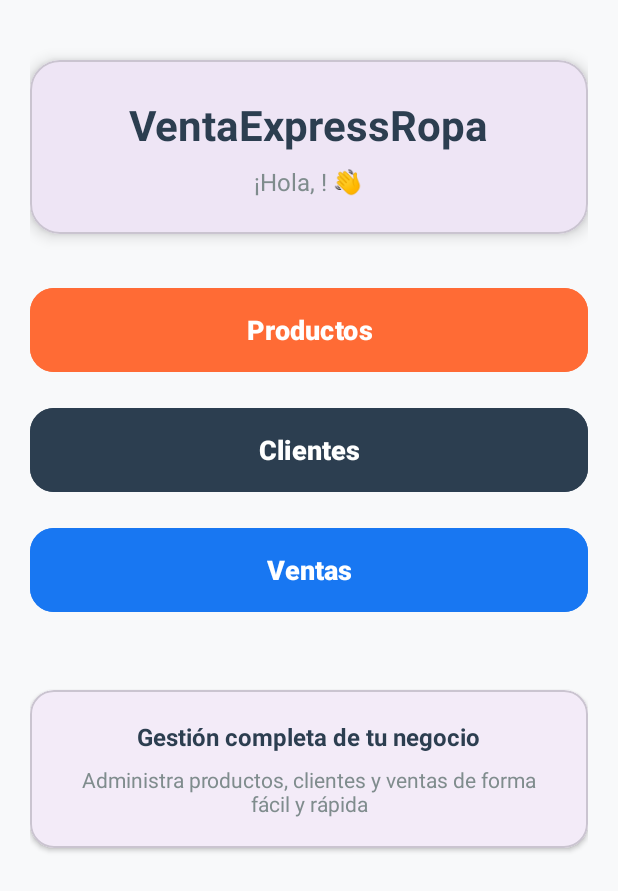
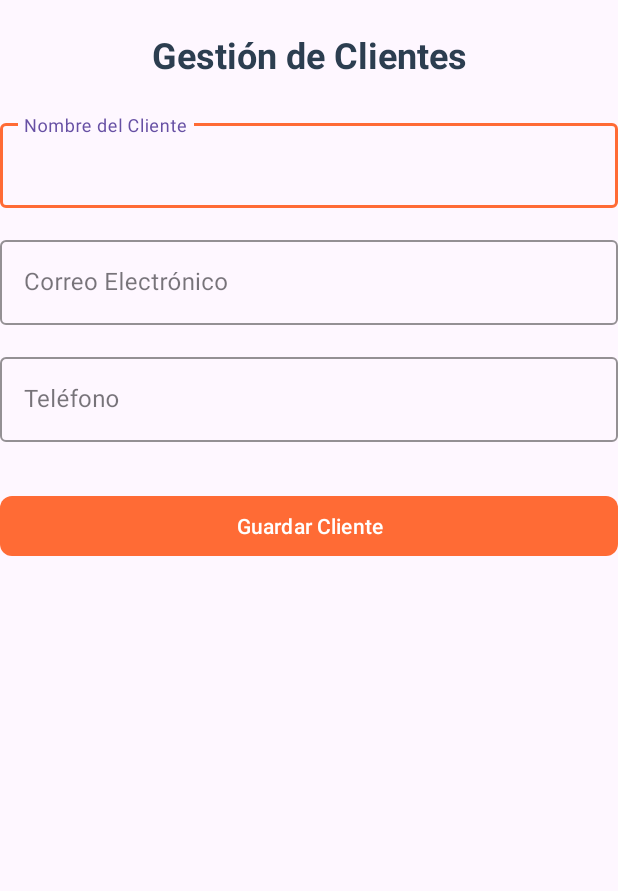
Before and after one commit to 0Paola0/VentaExpressRopa, an Android app: the MainActivity screen opened directly, with no data from a screen before it, after a tap on "Clientes", on a phone screen of 412 x 824 dp. Shown: the top 891 px of the screen. Run offline under Robolectric (Android 15) with nearby library versions, the phone set to English and light mode, and no system bars; our stand-ins replace Firebase (no records; nobody signed in at launch, a user with empty details on screens opened directly).

Commit message:
Funcion de clientes ya funcionando

```diff
--- /dev/null
+++ b/app/src/main/java/com/example/ventaexpressropa/GestionClientesActivity.kt
@@ -0,0 +1,154 @@
+package com.example.ventaexpressropa
+
+import android.os.Bundle
+import android.widget.Toast
+import androidx.appcompat.app.AppCompatActivity
+import androidx.recyclerview.widget.LinearLayoutManager            // Para el RecyclerView
+import androidx.recyclerview.widget.RecyclerView
+import com.google.android.material.button.MaterialButton
+import com.google.android.material.textfield.TextInputEditText
+import com.google.firebase.auth.FirebaseAuth
+import com.google.firebase.database.DataSnapshot                 // Para leer nodos
+import com.google.firebase.database.DatabaseError
+import com.google.firebase.database.FirebaseDatabase
+import com.google.firebase.database.ValueEventListener          // Listener en tiempo real
+import java.util.UUID
+
+class GestionClientesActivity : AppCompatActivity() {
+
+    // Firebase
+    private lateinit var auth: FirebaseAuth
+    private lateinit var database: FirebaseDatabase
+
+    // Vistas de entrada
+    private lateinit var editTextNombreCliente: TextInputEditText
+    private lateinit var editTextCorreoCliente:  TextInputEditText
+    private lateinit var editTextTelefonoCliente: TextInputEditText
+    private lateinit var botonGuardarCliente:      MaterialButton
+
+    // RecyclerView y Adapter
+    private lateinit var recyclerViewClientes: RecyclerView
+    private val listaClientes = mutableListOf<Cliente>()        // Dataset mutable
+    private lateinit var clientesAdapter: ClientesAdapter       // Adapter personalizado
+
+    override fun onCreate(savedInstanceState: Bundle?) {
+        super.onCreate(savedInstanceState)
+        setContentView(R.layout.activity_gestion_clientes)
+
+        // Inicializar Firebase Auth y Database
+        auth     = FirebaseAuth.getInstance()
+        database = FirebaseDatabase.getInstance()
+
+        // Vincular vistas de entrada
+        editTextNombreCliente   = findViewById(R.id.edit_text_nombre_cliente)
+        editTextCorreoCliente   = findViewById(R.id.edit_text_correo_cliente)
+        editTextTelefonoCliente = findViewById(R.id.edit_text_telefono_cliente)
+        botonGuardarCliente     = findViewById(R.id.boton_guardar_cliente)
+
+        // Configurar RecyclerView y Adapter
+        recyclerViewClientes = findViewById(R.id.recycler_view_clientes)
+        clientesAdapter      = ClientesAdapter(listaClientes)     // Instanciar adapter con la lista
+        recyclerViewClientes.apply {
+            layoutManager = LinearLayoutManager(this@GestionClientesActivity)
+            adapter       = clientesAdapter
+        }
+
+        // Listener para guardar un nuevo cliente
+        botonGuardarCliente.setOnClickListener {
+            guardarCliente()
+        }
+
+        // Carga inicial de clientes en tiempo real
+        cargarClientesDeFirebase()
+    }
+
+    /**
+     * Lee del formulario, valida, crea un Cliente y lo guarda en Firebase.
+     */
+    private fun guardarCliente() {
+        val nombre   = editTextNombreCliente.text.toString().trim()
+        val correo   = editTextCorreoCliente.text.toString().trim()
+        val telefono = editTextTelefonoCliente.text.toString().trim()
+
+        if (nombre.isEmpty()) {
+            editTextNombreCliente.error = "El nombre es obligatorio"
+            return
+        }
+        if (correo.isEmpty()) {
+            editTextCorreoCliente.error = "El correo es obligatorio"
+            return
+        }
+        if (telefono.isEmpty()) {
+            editTextTelefonoCliente.error = "El teléfono es obligatorio"
+            return
+        }
+
+        // Preparamos el objeto Cliente
+        val nuevoCliente = Cliente(
+            id       = UUID.randomUUID().toString(),
+            nombre   = nombre,
+            correo   = correo,
+            telefono = telefono
+        )
+
+        // UID del empleado autenticado
+        val uid = auth.currentUser?.uid
+        if (uid == null) {
+            Toast.makeText(this, "Error: usuario no autenticado", Toast.LENGTH_SHORT).show()
+            return
+        }
+
+        // Referencia y guardado en Realtime Database
+        val ref = database.getReference("usuarios/$uid/clientes/${nuevoCliente.id}")
+        ref.setValue(nuevoCliente)
+            .addOnSuccessListener {
+                Toast.makeText(
+                    this,
+                    "Cliente '${nuevoCliente.nombre}' guardado",
+                    Toast.LENGTH_SHORT
+                ).show()
+                // Limpiar formulario
+                editTextNombreCliente.text?.clear()
+                editTextCorreoCliente.text?.clear()
+                editTextTelefonoCliente.text?.clear()
+                editTextNombreCliente.requestFocus()
+            }
+            .addOnFailureListener { error ->
+                Toast.makeText(
+                    this,
+                    "Error al guardar: ${error.message}",
+                    Toast.LENGTH_LONG
+                ).show()
+            }
+    }
+
+    /**
+     * Coloca un ValueEventListener sobre /usuarios/{uid}/clientes para
+     * mantener actualizada la lista de clientes en el RecyclerView.
+     */
+    private fun cargarClientesDeFirebase() {
+        val uid = auth.currentUser?.uid ?: return
+        val ref = database.getReference("usuarios/$uid/clientes")
+
+        ref.addValueEventListener(object : ValueEventListener {
+            override fun onDataChange(snapshot: DataSnapshot) {
+                listaClientes.clear()  // Limpiar lista antes de recargar
+                for (child in snapshot.children) {
+                    val cliente = child.getValue(Cliente::class.java)
+                    if (cliente != null) {
+                        listaClientes.add(cliente)
+                    }
+                }
+                clientesAdapter.notifyDataSetChanged()
+            }
+
+            override fun onCancelled(error: DatabaseError) {
+                Toast.makeText(
+                    this@GestionClientesActivity,
+                    "Error al leer clientes: ${error.message}",
+                    Toast.LENGTH_LONG
+                ).show()
+            }
+        })
+    }
+}
--- a/app/src/main/java/com/example/ventaexpressropa/MainActivity.kt
+++ b/app/src/main/java/com/example/ventaexpressropa/MainActivity.kt
@@ -56,10 +56,17 @@ class MainActivity : AppCompatActivity() {
 
 
 
-    btnClientes.setOnClickListener {
-            Log.d("MainActivity", "Botón Clientes presionado")
+        btnClientes.setOnClickListener {
+            Log.d("MainActivity", "Botón Clientes presionado") // Cambiado el Tag para consistencia
             Toast.makeText(this, "Abriendo gestión de clientes...", Toast.LENGTH_SHORT).show()
+
+            // --- INICIO DE LA MODIFICACIÓN ---
+            // Crea un Intent para iniciar GestionClientesActivity
+            val intent = Intent(this, GestionClientesActivity::class.java)
+            startActivity(intent)
+            // --- FIN DE LA MODIFICACIÓN ---
         }
+
 
         btnVentas.setOnClickListener {
             Log.d("MainActivity", "Botón Ventas presionado")
--- /dev/null
+++ b/app/src/main/res/layout/activity_gestion_clientes.xml
@@ -0,0 +1,116 @@
+<?xml version="1.0" encoding="utf-8"?>
+<androidx.constraintlayout.widget.ConstraintLayout xmlns:android="http://schemas.android.com/apk/res/android"
+    xmlns:app="http://schemas.android.com/apk/res-auto"
+    xmlns:tools="http://schemas.android.com/tools"
+    android:id="@+id/main"
+    android:layout_width="match_parent"
+    android:layout_height="match_parent"
+    tools:context=".GestionClientesActivity">
+
+    <!-- Título -->
+    <TextView
+        android:id="@+id/titulo_gestion_clientes"
+        android:layout_width="wrap_content"
+        android:layout_height="wrap_content"
+        android:text="Gestión de Clientes"
+        android:textSize="24sp"
+        android:textStyle="bold"
+        android:textColor="@color/text_primary"
+        app:layout_constraintTop_toTopOf="parent"
+        app:layout_constraintStart_toStartOf="parent"
+        app:layout_constraintEnd_toEndOf="parent"
+        android:layout_marginTop="20dp"/>
+
+    <!-- Nombre del Cliente -->
+    <com.google.android.material.textfield.TextInputLayout
+        android:id="@+id/input_layout_nombre_cliente"
+        style="@style/Widget.MaterialComponents.TextInputLayout.OutlinedBox"
+        android:layout_width="0dp"
+        android:layout_height="wrap_content"
+        android:layout_marginTop="24dp"
+        app:boxStrokeColor="@color/primary_orange"
+        app:layout_constraintTop_toBottomOf="@id/titulo_gestion_clientes"
+        app:layout_constraintStart_toStartOf="parent"
+        app:layout_constraintEnd_toEndOf="parent">
+
+        <com.google.android.material.textfield.TextInputEditText
+            android:id="@+id/edit_text_nombre_cliente"
+            android:layout_width="match_parent"
+            android:layout_height="wrap_content"
+            android:hint="Nombre del Cliente"
+            android:textColor="@color/text_primary"
+            android:textColorHint="@color/text_secondary"
+            android:inputType="textPersonName"/>
+    </com.google.android.material.textfield.TextInputLayout>
+
+    <!-- Correo Electrónico -->
+    <com.google.android.material.textfield.TextInputLayout
+        android:id="@+id/input_layout_correo_cliente"
+        style="@style/Widget.MaterialComponents.TextInputLayout.OutlinedBox"
+        android:layout_width="0dp"
+        android:layout_height="wrap_content"
+        android:layout_marginTop="16dp"
+        app:boxStrokeColor="@color/primary_orange"
+        app:layout_constraintTop_toBottomOf="@id/input_layout_nombre_cliente"
+        app:layout_constraintStart_toStartOf="parent"
+        app:layout_constraintEnd_toEndOf="parent">
+
+        <com.google.android.material.textfield.TextInputEditText
+            android:id="@+id/edit_text_correo_cliente"
+            android:layout_width="match_parent"
+            android:layout_height="wrap_content"
+            android:hint="Correo Electrónico"
+            android:textColor="@color/text_primary"
+            android:textColorHint="@color/text_secondary"
+            android:inputType="textEmailAddress"/>
+    </com.google.android.material.textfield.TextInputLayout>
+
+    <!-- Teléfono -->
+    <com.google.android.material.textfield.TextInputLayout
+        android:id="@+id/input_layout_telefono_cliente"
+        style="@style/Widget.MaterialComponents.TextInputLayout.OutlinedBox"
+        android:layout_width="0dp"
+        android:layout_height="wrap_content"
+        android:layout_marginTop="16dp"
+        app:boxStrokeColor="@color/primary_orange"
+        app:layout_constraintTop_toBottomOf="@id/input_layout_correo_cliente"
+        app:layout_constraintStart_toStartOf="parent"
+        app:layout_constraintEnd_toEndOf="parent">
+
+        <com.google.android.material.textfield.TextInputEditText
+            android:id="@+id/edit_text_telefono_cliente"
+            android:layout_width="match_parent"
+            android:layout_height="wrap_content"
+            android:hint="Teléfono"
+            android:textColor="@color/text_primary"
+            android:textColorHint="@color/text_secondary"
+            android:inputType="phone"/>
+    </com.google.android.material.textfield.TextInputLayout>
+
+    <!-- Botón Guardar Cliente -->
+    <com.google.android.material.button.MaterialButton
+        android:id="@+id/boton_guardar_cliente"
+        android:layout_width="0dp"
+        android:layout_height="wrap_content"
+        android:layout_marginTop="32dp"
+        android:text="Guardar Cliente"
+        android:textColor="@color/white"
+        app:backgroundTint="@color/primary_orange"
+        app:cornerRadius="8dp"
+        app:layout_constraintTop_toBottomOf="@id/input_layout_telefono_cliente"
+        app:layout_constraintStart_toStartOf="parent"
+        app:layout_constraintEnd_toEndOf="parent"/>
+
+    <!-- Lista de Clientes -->
+    <androidx.recyclerview.widget.RecyclerView
+        android:id="@+id/recycler_view_clientes"
+        android:layout_width="0dp"
+        android:layout_height="0dp"
+        android:layout_marginTop="24dp"
+        app:layout_constraintTop_toBottomOf="@id/boton_guardar_cliente"
+        app:layout_constraintStart_toStartOf="parent"
+        app:layout_constraintEnd_toEndOf="parent"
+        app:layout_constraintBottom_toBottomOf="parent"
+        tools:listitem="@layout/activity_clientes_adapter" />
+
+</androidx.constraintlayout.widget.ConstraintLayout>
```
Also changed, not shown: app/src/main/AndroidManifest.xml (+28 -12 lines), app/src/main/java/com/example/ventaexpressropa/Cliente.kt (added, +13 -0 lines), app/src/main/java/com/example/ventaexpressropa/ClientesAdapter.kt (added, +33 -0 lines), app/src/main/res/layout/activity_clientes_adapter.xml (added, +54 -0 lines).
